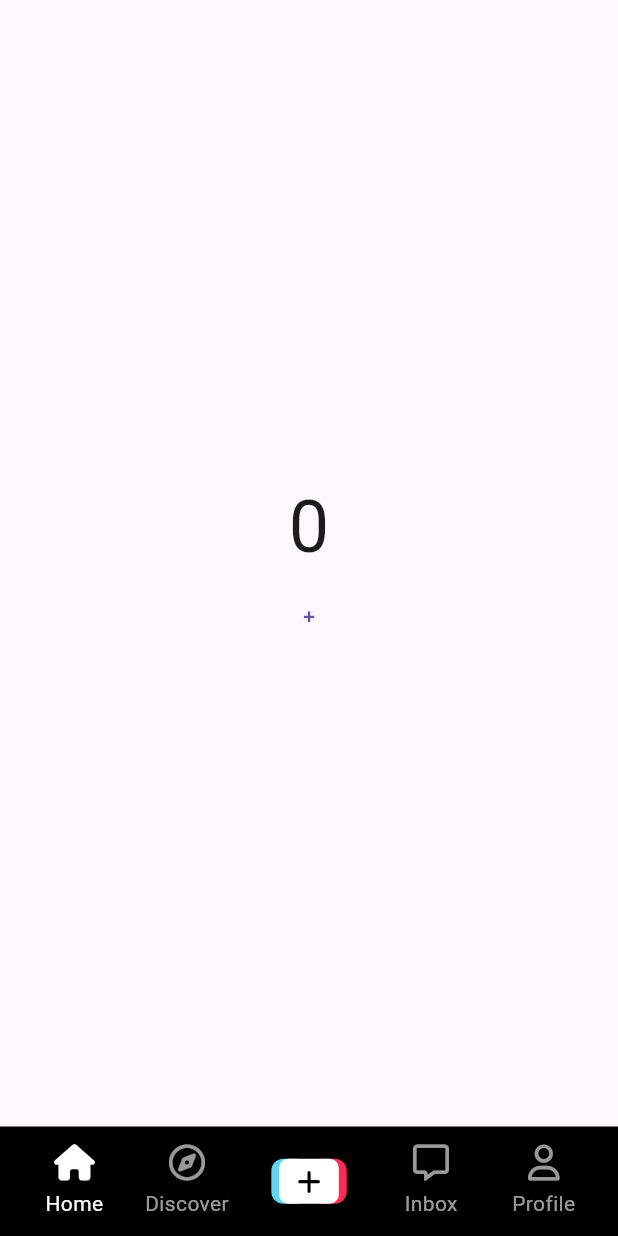
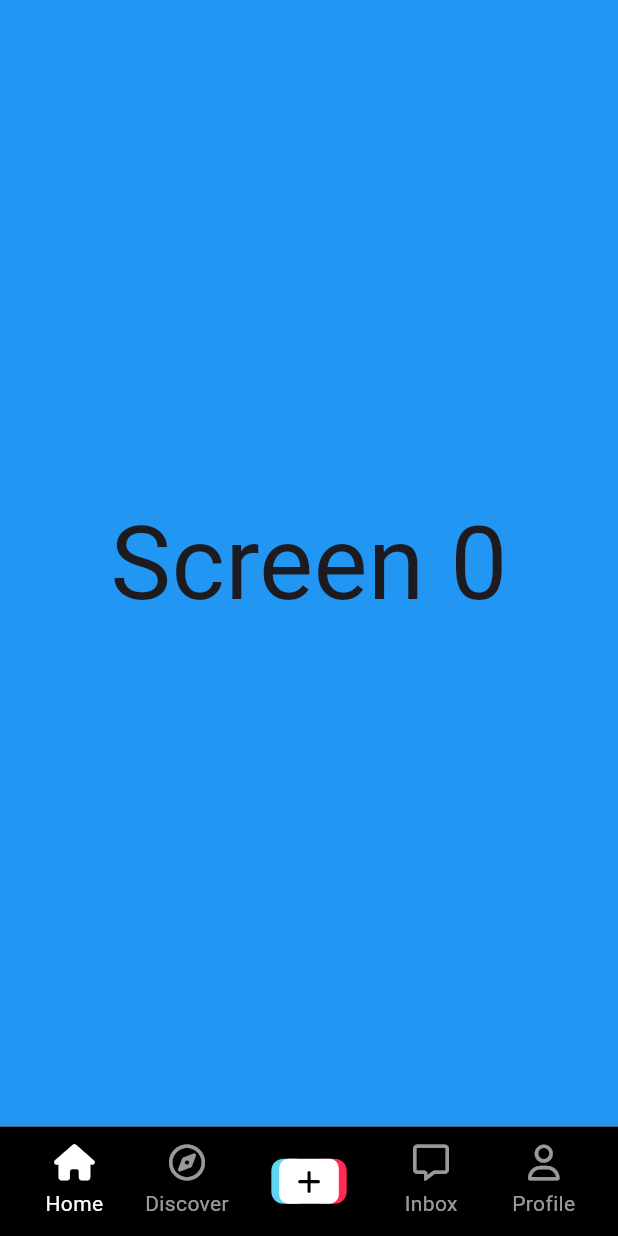
Before and after one commit to ralo-med/tiktok_clone, a Flutter app: the screen it shows after launch, on a phone screen of 412 x 824 dp. Run offline on Flutter 3.47's test engine with Material 3 defaults, Android fonts, the phone set to English and light mode, and no system bars; our stand-ins replace font_awesome_flutter.

```diff
--- a/lib/features/main_navigation/main_navigation_screen.dart
+++ b/lib/features/main_navigation/main_navigation_screen.dart
@@ -2,9 +2,9 @@ import 'package:flutter/material.dart';
 import 'package:font_awesome_flutter/font_awesome_flutter.dart';
 import 'package:tiktok_clone/constants/gaps.dart';
 import 'package:tiktok_clone/constants/sizes.dart';
-import 'package:tiktok_clone/features/main_navigation/stf_screen.dart';
 import 'package:tiktok_clone/features/main_navigation/widgets/nav_tab.dart';
 import 'package:tiktok_clone/features/main_navigation/widgets/post_video_button.dart';
+import 'package:tiktok_clone/features/videos/video_timeline_screen.dart';
 
 class MainNavigationScreen extends StatefulWidget {
   const MainNavigationScreen({super.key});
@@ -27,9 +27,6 @@ class _MainNavigationScreenState extends State<MainNavigationScreen> {
       MaterialPageRoute(
         builder: (context) => Scaffold(
           appBar: AppBar(title: const Text('Record video')),
-          body: const Center(
-            child: Text('Record video screen'),
-          ),
         ),
         fullscreenDialog: true,
       ),
@@ -43,19 +40,19 @@ class _MainNavigationScreenState extends State<MainNavigationScreen> {
         children: [
           Offstage(
             offstage: _selectedIndex != 0,
-            child: const StfScreen(),
+            child: const VideoTimelineScreen(),
           ),
           Offstage(
             offstage: _selectedIndex != 1,
-            child: const StfScreen(),
+            child: Container(),
           ),
           Offstage(
             offstage: _selectedIndex != 3,
-            child: const StfScreen(),
+            child: Container(),
           ),
           Offstage(
             offstage: _selectedIndex != 4,
-            child: const StfScreen(),
+            child: Container(),
           )
         ],
       ),
@@ -83,8 +80,9 @@ class _MainNavigationScreenState extends State<MainNavigationScreen> {
                   onTap: () => _onTap(1),
                 ),
                 Gaps.h24,
-                PostVideoButton(
+                GestureDetector(
                   onTap: _onPostVideoButtonTap,
+                  child: const PostVideoButton(),
                 ),
                 Gaps.h24,
                 NavTab(
--- a/lib/features/main_navigation/stf_screen.dart
+++ /dev/null
@@ -1,43 +0,0 @@
-import 'package:flutter/material.dart';
-
-class StfScreen extends StatefulWidget {
-  const StfScreen({super.key});
-
-  @override
-  State<StfScreen> createState() => _StfScreenState();
-}
-
-class _StfScreenState extends State<StfScreen> {
-  int _clicks = 0;
-
-  void _increase() {
-    setState(() {
-      _clicks = _clicks + 1;
-    });
-  }
-
-  @override
-  void dispose() {
-    print(_clicks);
-    super.dispose();
-  }
-
-  @override
-  Widget build(BuildContext context) {
-    return Center(
-      child: Column(
-        mainAxisAlignment: MainAxisAlignment.center,
-        children: [
-          Text(
-            "$_clicks",
-            style: const TextStyle(fontSize: 48),
-          ),
-          TextButton(
-            onPressed: _increase,
-            child: const Text('+'),
-          )
-        ],
-      ),
-    );
-  }
-}
--- /dev/null
+++ b/lib/features/videos/video_timeline_screen.dart
@@ -0,0 +1,52 @@
+import 'package:flutter/material.dart';
+
+class VideoTimelineScreen extends StatefulWidget {
+  const VideoTimelineScreen({super.key});
+
+  @override
+  State<VideoTimelineScreen> createState() => _VideoTimelineScreenState();
+}
+
+class _VideoTimelineScreenState extends State<VideoTimelineScreen> {
+  int _itemCount = 4;
+
+  List<Color> colors = [
+    Colors.blue,
+    Colors.red,
+    Colors.yellow,
+    Colors.teal,
+  ];
+
+  void _onPageChanged(int page) {
+    if (page == _itemCount - 1) {
+      _itemCount = _itemCount + 4;
+      colors.addAll([
+        Colors.blue,
+        Colors.red,
+        Colors.yellow,
+        Colors.teal,
+      ]);
+      setState(() {});
+    }
+  }
+
+//Pageview  : Pagesnipping - 자석같은 효과
+
+  @override
+  Widget build(BuildContext context) {
+    return PageView.builder(
+      scrollDirection: Axis.vertical,
+      onPageChanged: _onPageChanged,
+      itemCount: _itemCount,
+      itemBuilder: (context, index) => Container(
+        color: colors[index],
+        child: Center(
+          child: Text(
+            "Screen $index",
+            style: const TextStyle(fontSize: 68),
+          ),
+        ),
+      ),
+    );
+  }
+}
```
